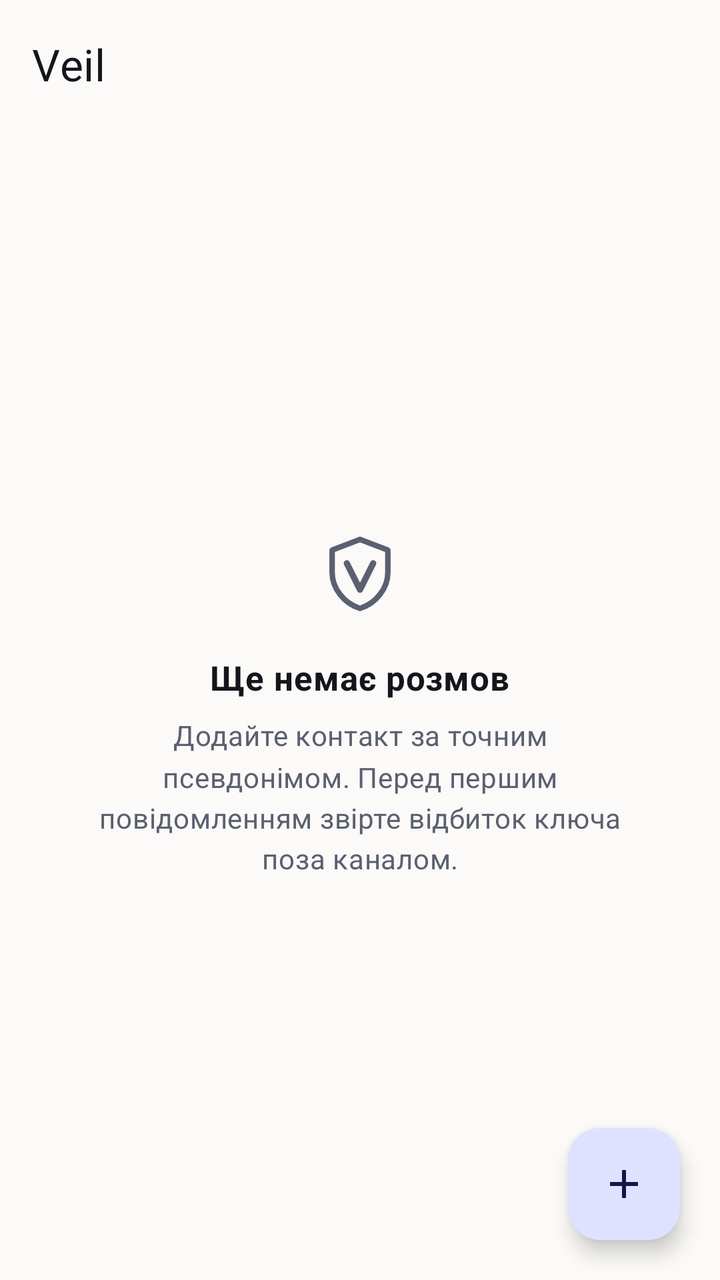
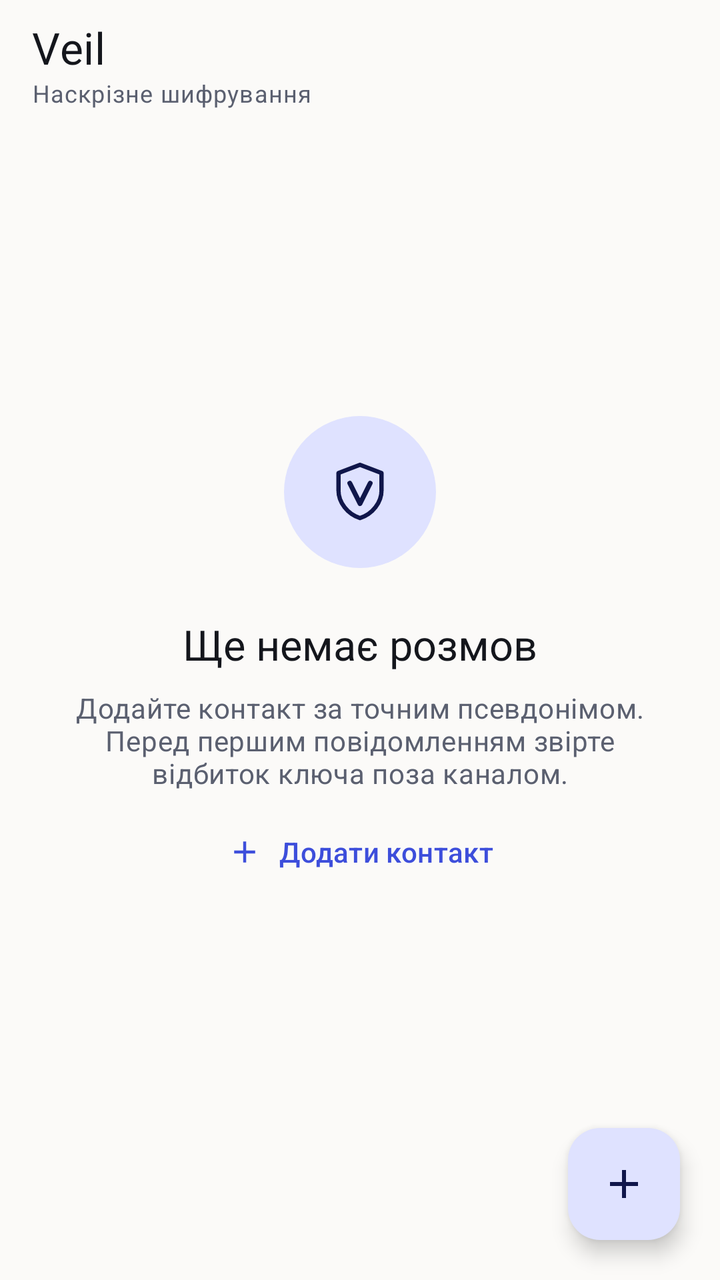

Two renders of the same Android screen: before a commit and after it. Below are the layout's source before the change and the commit's diff.
<!-- AndroidManifest.xml: application theme Theme.Veil -->
<!-- res/layout/activity_main.xml -->
<?xml version="1.0" encoding="utf-8"?>
<LinearLayout xmlns:android="http://schemas.android.com/apk/res/android"
    xmlns:app="http://schemas.android.com/apk/res-auto"
    android:layout_width="match_parent"
    android:layout_height="match_parent"
    android:background="?android:colorBackground"
    android:orientation="vertical">

    <com.google.android.material.appbar.MaterialToolbar
        android:id="@+id/toolbar"
        android:layout_width="match_parent"
        android:layout_height="?attr/actionBarSize"
        android:background="?android:colorBackground"
        android:elevation="0dp"
        app:title="@string/main_title"
        app:titleTextColor="?attr/colorOnSurface" />

    <FrameLayout
        android:layout_width="match_parent"
        android:layout_height="0dp"
        android:layout_weight="1">

        <ListView
            android:id="@+id/list"
            android:layout_width="match_parent"
            android:layout_height="match_parent"
            android:clipToPadding="false"
            android:divider="@null"
            android:paddingBottom="96dp"
            android:scrollbars="none" />

        <LinearLayout
            android:id="@+id/empty"
            android:layout_width="match_parent"
            android:layout_height="match_parent"
            android:gravity="center"
            android:orientation="vertical"
            android:paddingHorizontal="40dp">

            <ImageView
                android:layout_width="44dp"
                android:layout_height="44dp"
                android:contentDescription="@null"
                android:src="@drawable/ic_veil_mark"
                app:tint="?attr/colorOnSurfaceVariant" />

            <TextView
                android:layout_width="wrap_content"
                android:layout_height="wrap_content"
                android:layout_marginTop="18dp"
                android:text="@string/main_empty_title"
                android:textAppearance="@style/TextAppearance.Veil.Body"
                android:textSize="17sp"
                android:textStyle="bold" />

            <TextView
                android:layout_width="match_parent"
                android:layout_height="wrap_content"
                android:layout_marginTop="8dp"
                android:gravity="center"
                android:lineSpacingMultiplier="1.25"
                android:text="@string/main_empty_body"
                android:textAppearance="@style/TextAppearance.Veil.Body"
                android:textColor="?attr/colorOnSurfaceVariant" />
        </LinearLayout>

        <com.google.android.material.floatingactionbutton.FloatingActionButton
            android:id="@+id/addButton"
            android:layout_width="wrap_content"
            android:layout_height="wrap_content"
            android:layout_gravity="bottom|end"
            android:layout_margin="20dp"
            android:contentDescription="@string/main_add_contact"
            app:srcCompat="@drawable/ic_add" />
    </FrameLayout>
</LinearLayout>
<!-- resources referenced by this layout -->
<resources>
  <style name="TextAppearance.Veil.Body" parent="TextAppearance.Material3.BodyMedium">
          <item name="android:lineSpacingMultiplier">1.2</item>
      </style>
  <style name="Theme.Veil" parent="Theme.Material3.DayNight.NoActionBar">
          <item name="colorPrimary">@color/veil_primary</item>
          <item name="colorOnPrimary">@color/veil_on_primary</item>
          <item name="colorPrimaryContainer">@color/veil_primary_container</item>
          <item name="colorOnPrimaryContainer">@color/veil_on_primary_container</item>
          <item name="colorSecondary">@color/veil_accent</item>
          <item name="colorError">@color/veil_danger</item>
          <item name="android:colorBackground">@color/veil_bg</item>
          <item name="colorSurface">@color/veil_surface</item>
          <item name="colorSurfaceVariant">@color/veil_surface_alt</item>
          <item name="colorOnSurface">@color/veil_text</item>
          <item name="colorOnSurfaceVariant">@color/veil_text_muted</item>
          <item name="colorOutline">@color/veil_outline</item>
          <item name="android:windowBackground">@color/veil_bg</item>
          <item name="android:statusBarColor">@color/veil_bg</item>
          <item name="android:navigationBarColor">@color/veil_bg</item>
          <item name="android:windowLightStatusBar" tools:targetApi="m">true</item>
          <item name="android:windowLightNavigationBar" tools:targetApi="o_mr1">true</item>
          <item name="android:textColorPrimary">@color/veil_text</item>
          <item name="android:textColorSecondary">@color/veil_text_muted</item>
          <item name="materialButtonStyle">@style/Widget.Veil.Button</item>
          <item name="materialCardViewStyle">@style/Widget.Veil.Card</item>
          <item name="toolbarStyle">@style/Widget.Veil.Toolbar</item>
      </style>
  <style name="Widget.Veil.Button" parent="Widget.Material3.Button">
          <item name="cornerRadius">14dp</item>
          <item name="android:minHeight">52dp</item>
          <item name="android:textAllCaps">false</item>
      </style>
  <style name="Widget.Veil.Card" parent="Widget.Material3.CardView.Outlined">
          <item name="cardCornerRadius">18dp</item>
          <item name="cardElevation">0dp</item>
          <item name="strokeColor">@color/veil_outline</item>
      </style>
  <style name="Widget.Veil.Toolbar" parent="Widget.Material3.Toolbar">
          <item name="android:background">@color/veil_bg</item>
          <item name="titleTextColor">@color/veil_text</item>
          <item name="subtitleTextColor">@color/veil_text_muted</item>
          <item name="titleTextAppearance">@style/TextAppearance.Veil.ToolbarTitle</item>
      </style>
  <style name="TextAppearance.Veil.ToolbarTitle" parent="TextAppearance.Material3.TitleLarge">
          <item name="android:fontFamily">sans-serif-medium</item>
          <item name="android:letterSpacing">0.01</item>
      </style>
  <!-- unchanged entries left out for length: 18 -->
</resources>

<!-- the commit's change to res/layout/activity_main.xml (unified diff, before → after) -->
@@ -6,16 +6,20 @@
     android:background="?android:colorBackground"
     android:orientation="vertical">
 
+    
     <com.google.android.material.appbar.MaterialToolbar
         android:id="@+id/toolbar"
         android:layout_width="match_parent"
-        android:layout_height="?attr/actionBarSize"
+        android:layout_height="wrap_content"
         android:background="?android:colorBackground"
-        android:elevation="0dp"
+        android:minHeight="?attr/actionBarSize"
+        app:subtitle="@string/main_subtitle"
+        app:subtitleTextAppearance="@style/TextAppearance.Veil.Caption"
         app:title="@string/main_title"
         app:titleTextColor="?attr/colorOnSurface" />
 
     <FrameLayout
+        android:id="@+id/content"
         android:layout_width="match_parent"
         android:layout_height="0dp"
         android:layout_weight="1">
@@ -26,6 +30,7 @@
             android:layout_height="match_parent"
             android:clipToPadding="false"
             android:divider="@null"
+            android:paddingTop="4dp"
             android:paddingBottom="96dp"
             android:scrollbars="none" />
 
@@ -33,35 +38,56 @@
             android:id="@+id/empty"
             android:layout_width="match_parent"
             android:layout_height="match_parent"
+            android:background="?android:colorBackground"
             android:gravity="center"
             android:orientation="vertical"
-            android:paddingHorizontal="40dp">
+            android:paddingStart="32dp"
+            android:paddingTop="16dp"
+            android:paddingEnd="32dp"
+            android:paddingBottom="64dp">
 
-            <ImageView
-                android:layout_width="44dp"
-                android:layout_height="44dp"
-                android:contentDescription="@null"
-                android:src="@drawable/ic_veil_mark"
-                app:tint="?attr/colorOnSurfaceVariant" />
+            <FrameLayout
+                android:layout_width="@dimen/badge_size"
+                android:layout_height="@dimen/badge_size"
+                android:background="@drawable/bg_icon_badge">
+
+                <ImageView
+                    android:layout_width="34dp"
+                    android:layout_height="34dp"
+                    android:layout_gravity="center"
+                    android:contentDescription="@null"
+                    android:src="@drawable/ic_veil_mark"
+                    app:tint="?attr/colorOnPrimaryContainer" />
+            </FrameLayout>
 
             <TextView
                 android:layout_width="wrap_content"
                 android:layout_height="wrap_content"
-                android:layout_marginTop="18dp"
+                android:layout_marginTop="24dp"
                 android:text="@string/main_empty_title"
-                android:textAppearance="@style/TextAppearance.Veil.Body"
-                android:textSize="17sp"
-                android:textStyle="bold" />
+                android:textAppearance="@style/TextAppearance.Veil.Headline" />
 
             <TextView
                 android:layout_width="match_parent"
                 android:layout_height="wrap_content"
                 android:layout_marginTop="8dp"
                 android:gravity="center"
-                android:lineSpacingMultiplier="1.25"
+                android:maxWidth="300dp"
                 android:text="@string/main_empty_body"
                 android:textAppearance="@style/TextAppearance.Veil.Body"
                 android:textColor="?attr/colorOnSurfaceVariant" />
+
+            <com.google.android.material.button.MaterialButton
+                android:id="@+id/emptyAddButton"
+                style="@style/Widget.Veil.Button.Text"
+                android:layout_width="wrap_content"
+                android:layout_height="wrap_content"
+                android:layout_marginTop="8dp"
+                android:text="@string/main_add_contact"
+                app:icon="@drawable/ic_add"
+                app:iconGravity="textStart"
+                app:iconPadding="8dp"
+                app:iconTint="?attr/colorPrimary" />
         </LinearLayout>
 
         <com.google.android.material.floatingactionbutton.FloatingActionButton
<!-- resource entries referenced after the edit -->
@@ -1,9 +1,38 @@
 <!-- resources referenced by this layout -->
 <resources>
+  <dimen name="badge_size">76dp</dimen>
+  <!-- drawable bg_icon_badge (drawable) -->
+  <?xml version="1.0" encoding="utf-8"?>
+  <shape xmlns:android="http://schemas.android.com/apk/res/android"
+      android:shape="oval">
+      <solid android:color="?attr/colorPrimaryContainer" />
+  </shape>
+  <string name="main_subtitle">Наскрізне шифрування</string>
   <style name="TextAppearance.Veil.Body" parent="TextAppearance.Material3.BodyMedium">
-          <item name="android:lineSpacingMultiplier">1.2</item>
+          <item name="android:lineSpacingMultiplier">1.25</item>
+      </style>
+  <style name="TextAppearance.Veil.Caption" parent="TextAppearance.Material3.BodySmall">
+          <item name="android:textSize">12sp</item>
+          <item name="android:lineSpacingMultiplier">1.3</item>
+          <item name="android:textColor">?attr/colorOnSurfaceVariant</item>
+      </style>
+  <style name="TextAppearance.Veil.Headline" parent="TextAppearance.Material3.TitleLarge">
+          <item name="android:fontFamily">sans-serif-medium</item>
+          <item name="android:textSize">21sp</item>
+          <item name="android:textColor">?attr/colorOnSurface</item>
+      </style>
+  <style name="Widget.Veil.Button.Text" parent="Widget.Material3.Button.TextButton">
+          <item name="android:textAllCaps">false</item>
+          <item name="android:minHeight">44dp</item>
+          <item name="android:insetTop">0dp</item>
+          <item name="android:insetBottom">0dp</item>
+          <item name="android:textSize">14sp</item>
+          <item name="android:letterSpacing">0.01</item>
+          <item name="iconPadding">8dp</item>
+          <item name="iconTint">?attr/colorPrimary</item>
       </style>
   <style name="Theme.Veil" parent="Theme.Material3.DayNight.NoActionBar">
+          
           <item name="colorPrimary">@color/veil_primary</item>
           <item name="colorOnPrimary">@color/veil_on_primary</item>
           <item name="colorPrimaryContainer">@color/veil_primary_container</item>
@@ -16,35 +45,79 @@
           <item name="colorOnSurface">@color/veil_text</item>
           <item name="colorOnSurfaceVariant">@color/veil_text_muted</item>
           <item name="colorOutline">@color/veil_outline</item>
+          <item name="colorOutlineVariant">@color/veil_outline</item>
+          <item name="colorSurfaceContainerLowest">@color/veil_bg</item>
+          <item name="colorSurfaceContainerLow">@color/veil_surface</item>
+          <item name="colorSurfaceContainer">@color/veil_surface</item>
+          <item name="colorSurfaceContainerHigh">@color/veil_surface</item>
+          <item name="colorSurfaceContainerHighest">@color/veil_surface_alt</item>
+  
+          
+          <item name="veilBubbleIn">@color/veil_bubble_in</item>
+          <item name="veilBubbleOut">@color/veil_bubble_out</item>
+          <item name="veilBubbleInText">@color/veil_bubble_in_text</item>
+          <item name="veilBubbleOutText">@color/veil_bubble_out_text</item>
+          <item name="veilStatusOk">@color/veil_ok</item>
+          <item name="veilStatusPending">@color/veil_warn</item>
+  
+          
           <item name="android:windowBackground">@color/veil_bg</item>
           <item name="android:statusBarColor">@color/veil_bg</item>
           <item name="android:navigationBarColor">@color/veil_bg</item>
           <item name="android:windowLightStatusBar" tools:targetApi="m">true</item>
           <item name="android:windowLightNavigationBar" tools:targetApi="o_mr1">true</item>
+  
+          
           <item name="android:textColorPrimary">@color/veil_text</item>
           <item name="android:textColorSecondary">@color/veil_text_muted</item>
+  
+          
           <item name="materialButtonStyle">@style/Widget.Veil.Button</item>
           <item name="materialCardViewStyle">@style/Widget.Veil.Card</item>
           <item name="toolbarStyle">@style/Widget.Veil.Toolbar</item>
+          <item name="materialAlertDialogTheme">@style/ThemeOverlay.Veil.AlertDialog</item>
       </style>
+  <color name="veil_bubble_in">#FFFFFF</color>
+  <color name="veil_bubble_out">#E4E7FF</color>
+  <color name="veil_bubble_in_text">#14161C</color>
+  <color name="veil_bubble_out_text">#1A2150</color>
+  <color name="veil_ok">#1E7A46</color>
+  <color name="veil_warn">#9A5B00</color>
   <style name="Widget.Veil.Button" parent="Widget.Material3.Button">
-          <item name="cornerRadius">14dp</item>
-          <item name="android:minHeight">52dp</item>
+          <item name="android:minHeight">@dimen/button_height</item>
+          <item name="android:insetTop">0dp</item>
+          <item name="android:insetBottom">0dp</item>
+          <item name="cornerRadius">16dp</item>
           <item name="android:textAllCaps">false</item>
+          <item name="android:textSize">15sp</item>
+          <item name="android:letterSpacing">0.01</item>
       </style>
   <style name="Widget.Veil.Card" parent="Widget.Material3.CardView.Outlined">
-          <item name="cardCornerRadius">18dp</item>
+          <item name="cardCornerRadius">@dimen/corner_l</item>
           <item name="cardElevation">0dp</item>
-          <item name="strokeColor">@color/veil_outline</item>
+          <item name="cardBackgroundColor">?attr/colorSurface</item>
+          <item name="strokeWidth">1dp</item>
+          <item name="strokeColor">?attr/colorOutline</item>
       </style>
   <style name="Widget.Veil.Toolbar" parent="Widget.Material3.Toolbar">
-          <item name="android:background">@color/veil_bg</item>
-          <item name="titleTextColor">@color/veil_text</item>
-          <item name="subtitleTextColor">@color/veil_text_muted</item>
+          <item name="android:background">?android:colorBackground</item>
+          <item name="android:elevation">0dp</item>
+          <item name="titleTextColor">?attr/colorOnSurface</item>
+          <item name="subtitleTextColor">?attr/colorOnSurfaceVariant</item>
           <item name="titleTextAppearance">@style/TextAppearance.Veil.ToolbarTitle</item>
+          <item name="subtitleTextAppearance">@style/TextAppearance.Veil.Caption</item>
+          <item name="titleMarginStart">4dp</item>
       </style>
+  <style name="ThemeOverlay.Veil.AlertDialog" parent="ThemeOverlay.Material3.MaterialAlertDialog">
+          <item name="colorSurface">@color/veil_surface</item>
+          <item name="colorOnSurface">@color/veil_text</item>
+          <item name="colorPrimary">@color/veil_primary</item>
+      </style>
+  <dimen name="button_height">52dp</dimen>
+  <dimen name="corner_l">20dp</dimen>
   <style name="TextAppearance.Veil.ToolbarTitle" parent="TextAppearance.Material3.TitleLarge">
           <item name="android:fontFamily">sans-serif-medium</item>
+          <item name="android:textSize">22sp</item>
           <item name="android:letterSpacing">0.01</item>
       </style>
   <!-- unchanged entries left out for length: 18 -->
